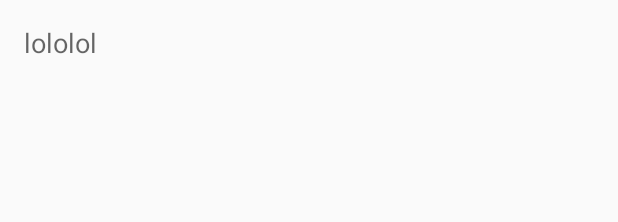
After one commit to MarvinVissers/onBoarding, an Android app: the layout fragment_screen_slide_page.xml on its own in the app's theme, with its tools: preview values and no code run, on a phone screen of 412 x 824 dp. The commit adds this screen. Shown: the top 222 px of the screen. Run offline under Robolectric (Android 15) with nearby library versions, the phone set to English and light mode, and no system bars.

Commit message:
Basics of ViewPager2

```diff
--- a/app/build.gradle
+++ b/app/build.gradle
@@ -23,6 +23,8 @@ dependencies {
     implementation fileTree(dir: 'libs', include: ['*.jar'])
     implementation 'androidx.appcompat:appcompat:1.0.2'
     implementation 'androidx.constraintlayout:constraintlayout:1.1.3'
+    implementation "androidx.viewpager2:viewpager2:1.0.0"
+
     testImplementation 'junit:junit:4.12'
     androidTestImplementation 'androidx.test.ext:junit:1.1.0'
     androidTestImplementation 'androidx.test.espresso:espresso-core:3.1.1'
--- a/app/src/main/java/com/example/on_boarding/MainActivity.java
+++ b/app/src/main/java/com/example/on_boarding/MainActivity.java
@@ -11,7 +11,7 @@ public class MainActivity extends AppCompatActivity {
     @Override
     protected void onCreate(Bundle savedInstanceState) {
         super.onCreate(savedInstanceState);
-        setContentView(R.layout.activity_main);
+        setContentView(R.layout.activity_screen_slide);
 
 
     }
--- /dev/null
+++ b/app/src/main/res/layout/activity_screen_slide.xml
@@ -0,0 +1,6 @@
+<!-- activity_screen_slide.xml -->
+<androidx.viewpager2.widget.ViewPager2
+    xmlns:android="http://schemas.android.com/apk/res/android"
+    android:id="@+id/pager"
+    android:layout_width="match_parent"
+    android:layout_height="match_parent" />
--- /dev/null
+++ b/app/src/main/res/layout/fragment_screen_slide_page.xml
@@ -0,0 +1,13 @@
+<!-- fragment_screen_slide_page.xml -->
+<ScrollView xmlns:android="http://schemas.android.com/apk/res/android"
+    android:id="@+id/content"
+    android:layout_width="match_parent"
+    android:layout_height="match_parent" >
+
+    <TextView style="?android:textAppearanceMedium"
+        android:padding="16dp"
+        android:lineSpacingMultiplier="1.2"
+        android:layout_width="match_parent"
+        android:layout_height="wrap_content"
+        android:text="lololol" />
+</ScrollView>
```
Also changed, not shown: app/src/main/java/com/example/on_boarding/ScreenSlidePageFragment.java (added, +21 -0 lines), app/src/main/java/com/example/on_boarding/ScreenSlidePagerActivity.java (added, +68 -0 lines).
